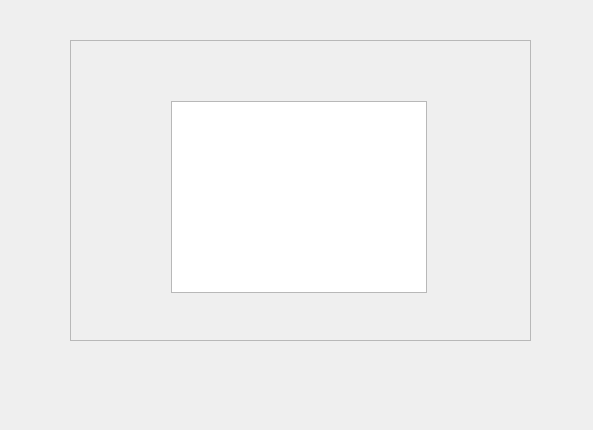
Old version of the form ui/testDock.ui in the repository KaspArno/MasterGUI.
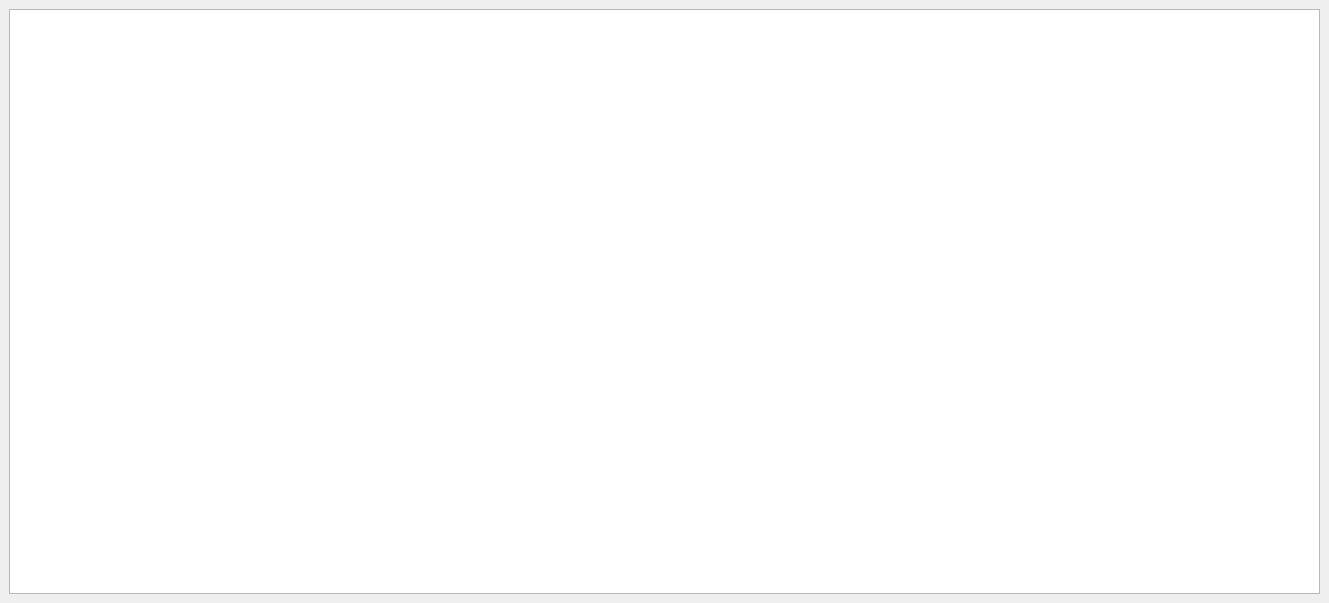
New version of the form.

Commit message:
Fullført resultat Widget
Fullført resultatwidget, men ikke mulig å velge objecter fra vinduet. Begynt å titte på info widget. Videre må jeg lage info widget å gjøre resultatet selectebale

```diff
--- a/ui/testDock.ui
+++ b/ui/testDock.ui
@@ -6,49 +6,23 @@
    <rect>
     <x>0</x>
     <y>0</y>
-    <width>593</width>
-    <height>430</height>
+    <width>1329</width>
+    <height>603</height>
    </rect>
   </property>
   <property name="windowTitle">
    <string>DockWidget</string>
   </property>
   <widget class="QWidget" name="dockWidgetContents">
-   <widget class="QScrollArea" name="scrollArea">
-    <property name="geometry">
-     <rect>
-      <x>70</x>
-      <y>40</y>
-      <width>461</width>
-      <height>301</height>
-     </rect>
-    </property>
-    <property name="widgetResizable">
-     <bool>true</bool>
-    </property>
-    <widget class="QWidget" name="scrollAreaWidgetContents">
-     <property name="geometry">
-      <rect>
-       <x>0</x>
-       <y>0</y>
-       <width>459</width>
-       <height>299</height>
-      </rect>
-     </property>
-     <widget class="QListWidget" name="listWidget">
-      <property name="geometry">
-       <rect>
-        <x>100</x>
-        <y>60</y>
-        <width>256</width>
-        <height>192</height>
-       </rect>
-      </property>
-     </widget>
-    </widget>
-   </widget>
-   <zorder>scrollArea</zorder>
-   <zorder>dockWidget</zorder>
+   <layout class="QVBoxLayout" name="verticalLayout_2">
+    <item>
+     <layout class="QVBoxLayout" name="verticalLayout">
+      <item>
+       <widget class="QTableWidget" name="tableWidget"/>
+      </item>
+     </layout>
+    </item>
+   </layout>
   </widget>
  </widget>
  <resources/>
```
The commit also changes 4 other files.
